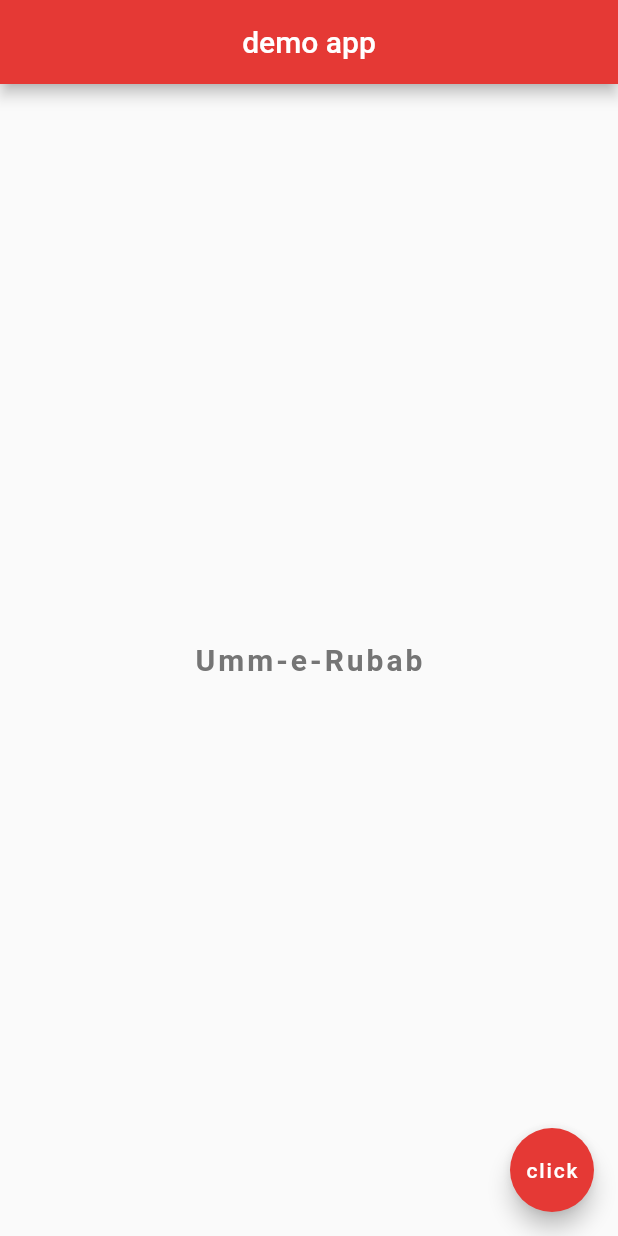
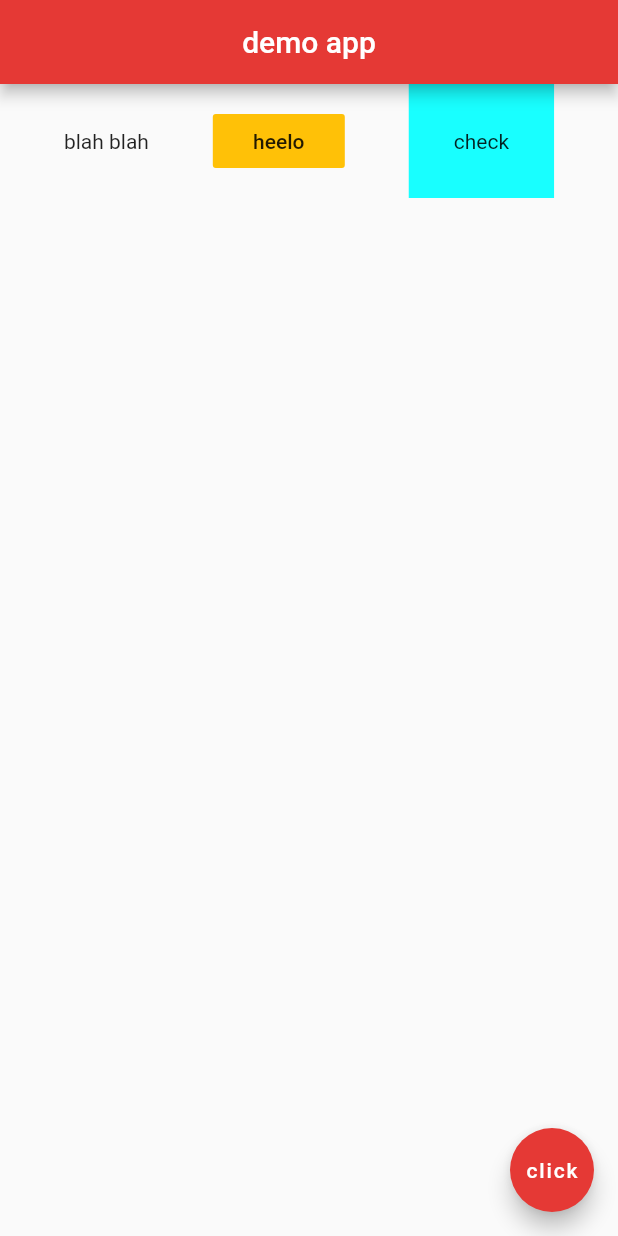
Before and after one commit to hammadyounas/flutter-basic, a Flutter app: the screen it shows after launch, on a phone screen of 412 x 824 dp. Run offline on Flutter 3.47's test engine with Material 2 defaults, Android fonts, the phone set to English and light mode, and no system bars.

Commit message:
UI complete

```diff
--- a/lib/main.dart
+++ b/lib/main.dart
@@ -1,7 +1,13 @@
 import 'package:flutter/material.dart';
 
 void main() => runApp(MaterialApp(
-      home: Scaffold(
+      home: Home()
+    ));
+
+class Home extends StatelessWidget {
+  @override
+  Widget build(BuildContext context) {
+    return Scaffold(
         appBar: AppBar(
           title: Text(
             'demo app',
@@ -12,21 +18,36 @@ void main() => runApp(MaterialApp(
           centerTitle: true,
           backgroundColor: Colors.red[600],
         ),
-        body: Center(
-          child: Text(
-            'Umm-e-Rubab',
-            style: TextStyle(
-              fontSize: 20.0,
-              fontWeight: FontWeight.bold,
-              letterSpacing: 2.0,
-              color: Colors.grey[600]
-              ),
+        body: Row(
+          mainAxisAlignment: MainAxisAlignment.spaceEvenly,
+          children: <Widget>[
+            Text('blah blah'),
+            FlatButton(
+              onPressed: (){},
+              color: Colors.amber,
+              child: Text('heelo'),
             ),
+          Container(
+            color: Colors.cyanAccent,
+            padding: EdgeInsets.all(30.0),
+            child: Text('check'),
+            )
+          ],
         ),
+
+        // Container(
+        //   padding: EdgeInsets.fromLTRB(20, 10, 20, 10),
+        //   margin: EdgeInsets.fromLTRB(20, 10, 20, 10),
+        //   color: Colors.green[400],
+        //   child: Text('check'),
+        //   ),
+
+        // ),
         floatingActionButton: FloatingActionButton(
           onPressed: (){},
           child: Text('click'),
           backgroundColor: Colors.red[600],
         ),
-      ),
-    ));
+      );
+  }
+}
--- a/pubspec.yaml
+++ b/pubspec.yaml
@@ -41,9 +41,8 @@ flutter:
   uses-material-design: true
 
   # To add assets to your application, add an assets section, like this:
-  # assets:
-  #  - images/a_dot_burr.jpeg
-  #  - images/a_dot_ham.jpeg
+  assets:
+   - assets/
 
   # An image asset can refer to one or more resolution-specific "variants", see
   # https://flutter.dev/assets-and-images/#resolution-aware.
```
Also changed, not shown: assets/image-1.jpg (added).
